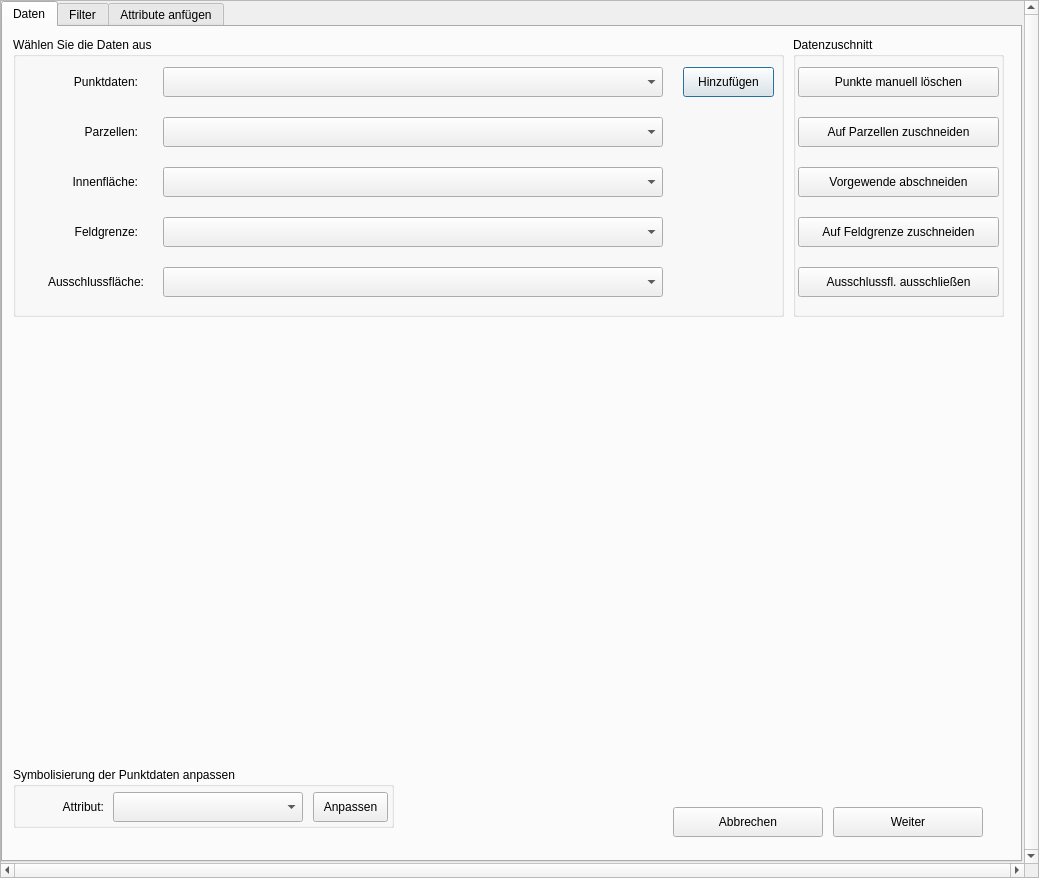
Above: ofr_filter_dialog_base.ui from FARMWISSEN/OFE-Filter before the change. Below: the same form after it.
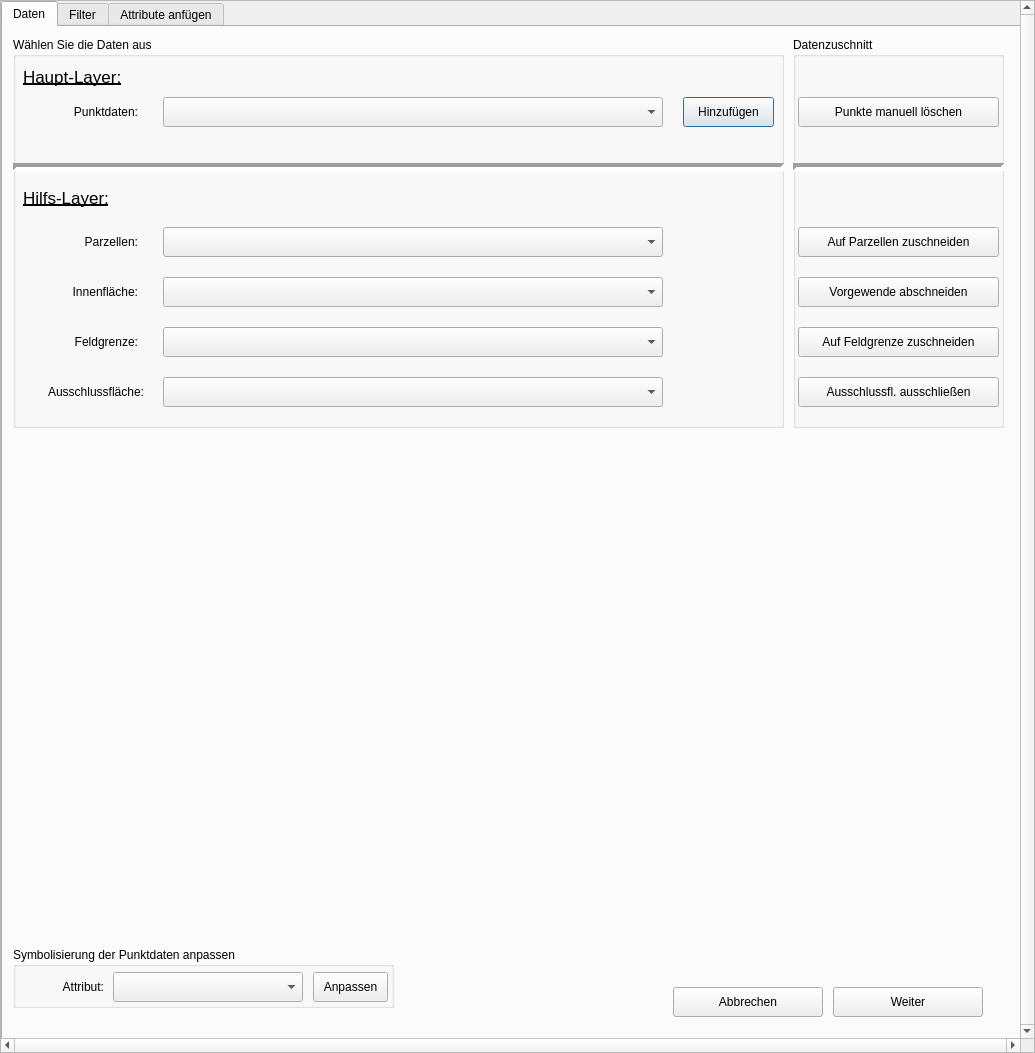
That is the form after the change. The open tabs and pages were chosen to show the change. Custom widgets are drawn as their Qt base class.

Commit message: issue #1 erledigt

```diff
--- a/ofr_filter_dialog_base.ui
+++ b/ofr_filter_dialog_base.ui
@@ -6,8 +6,8 @@
    <rect>
     <x>0</x>
     <y>0</y>
-    <width>1039</width>
-    <height>878</height>
+    <width>1035</width>
+    <height>1053</height>
    </rect>
   </property>
   <property name="windowTitle">
@@ -45,8 +45,8 @@
        <rect>
         <x>0</x>
         <y>0</y>
-        <width>1023</width>
-        <height>862</height>
+        <width>1019</width>
+        <height>1037</height>
        </rect>
       </property>
       <widget class="QTabWidget" name="tabWidget">
@@ -55,7 +55,7 @@
          <x>0</x>
          <y>0</y>
          <width>1021</width>
-         <height>861</height>
+         <height>1041</height>
         </rect>
        </property>
        <property name="currentIndex">
@@ -71,7 +71,7 @@
            <x>10</x>
            <y>10</y>
            <width>771</width>
-           <height>280</height>
+           <height>391</height>
           </rect>
          </property>
          <property name="title">
@@ -81,7 +81,7 @@
           <property name="geometry">
            <rect>
             <x>150</x>
-            <y>30</y>
+            <y>60</y>
             <width>500</width>
             <height>30</height>
            </rect>
@@ -97,7 +97,7 @@
           <property name="geometry">
            <rect>
             <x>150</x>
-            <y>80</y>
+            <y>190</y>
             <width>500</width>
             <height>30</height>
            </rect>
@@ -113,7 +113,7 @@
           <property name="geometry">
            <rect>
             <x>150</x>
-            <y>130</y>
+            <y>240</y>
             <width>500</width>
             <height>30</height>
            </rect>
@@ -129,7 +129,7 @@
           <property name="geometry">
            <rect>
             <x>34</x>
-            <y>30</y>
+            <y>60</y>
             <width>91</width>
             <height>30</height>
            </rect>
@@ -145,7 +145,7 @@
           <property name="geometry">
            <rect>
             <x>24</x>
-            <y>80</y>
+            <y>190</y>
             <width>101</width>
             <height>30</height>
            </rect>
@@ -161,7 +161,7 @@
           <property name="geometry">
            <rect>
             <x>24</x>
-            <y>130</y>
+            <y>240</y>
             <width>101</width>
             <height>30</height>
            </rect>
@@ -177,7 +177,7 @@
           <property name="geometry">
            <rect>
             <x>670</x>
-            <y>30</y>
+            <y>60</y>
             <width>91</width>
             <height>30</height>
            </rect>
@@ -190,7 +190,7 @@
           <property name="geometry">
            <rect>
             <x>150</x>
-            <y>180</y>
+            <y>290</y>
             <width>500</width>
             <height>30</height>
            </rect>
@@ -206,7 +206,7 @@
           <property name="geometry">
            <rect>
             <x>24</x>
-            <y>180</y>
+            <y>290</y>
             <width>101</width>
             <height>30</height>
            </rect>
@@ -222,7 +222,7 @@
           <property name="geometry">
            <rect>
             <x>150</x>
-            <y>230</y>
+            <y>340</y>
             <width>500</width>
             <height>30</height>
            </rect>
@@ -238,7 +238,7 @@
           <property name="geometry">
            <rect>
             <x>0</x>
-            <y>230</y>
+            <y>340</y>
             <width>131</width>
             <height>30</height>
            </rect>
@@ -250,6 +250,70 @@
            <set>Qt::AlignRight|Qt::AlignTrailing|Qt::AlignVCenter</set>
           </property>
          </widget>
+         <widget class="Line" name="line">
+          <property name="geometry">
+           <rect>
+            <x>0</x>
+            <y>120</y>
+            <width>771</width>
+            <height>20</height>
+           </rect>
+          </property>
+          <property name="frameShadow">
+           <enum>QFrame::Sunken</enum>
+          </property>
+          <property name="lineWidth">
+           <number>4</number>
+          </property>
+          <property name="midLineWidth">
+           <number>0</number>
+          </property>
+          <property name="orientation">
+           <enum>Qt::Horizontal</enum>
+          </property>
+         </widget>
+         <widget class="QLabel" name="label_hLayer">
+          <property name="geometry">
+           <rect>
+            <x>10</x>
+            <y>140</y>
+            <width>131</width>
+            <height>41</height>
+           </rect>
+          </property>
+          <property name="font">
+           <font>
+            <pointsize>13</pointsize>
+            <weight>50</weight>
+            <bold>false</bold>
+            <underline>true</underline>
+           </font>
+          </property>
+          <property name="text">
+           <string>Hilfs-Layer:</string>
+          </property>
+         </widget>
+         <widget class="QLabel" name="label_hLayer_2">
+          <property name="geometry">
+           <rect>
+            <x>10</x>
+            <y>30</y>
+            <width>111</width>
+            <height>19</height>
+           </rect>
+          </property>
+          <property name="font">
+           <font>
+            <pointsize>13</pointsize>
+            <weight>50</weight>
+            <bold>false</bold>
+            <underline>true</underline>
+           </font>
+          </property>
+          <property name="text">
+           <string>Haupt-Layer:</string>
+          </property>
+         </widget>
         </widget>
         <widget class="QGroupBox" name="groupBox_Zuschnitt">
          <property name="geometry">
@@ -257,7 +321,7 @@
            <x>790</x>
            <y>10</y>
            <width>211</width>
-           <height>280</height>
+           <height>391</height>
           </rect>
          </property>
          <property name="title">
@@ -267,7 +331,7 @@
           <property name="geometry">
            <rect>
             <x>5</x>
-            <y>130</y>
+            <y>240</y>
             <width>201</width>
             <height>30</height>
            </rect>
@@ -280,7 +344,7 @@
           <property name="geometry">
            <rect>
             <x>5</x>
-            <y>80</y>
+            <y>190</y>
             <width>201</width>
             <height>30</height>
            </rect>
@@ -293,7 +357,7 @@
           <property name="geometry">
            <rect>
             <x>5</x>
-            <y>30</y>
+            <y>60</y>
             <width>201</width>
             <height>30</height>
            </rect>
@@ -306,7 +370,7 @@
           <property name="geometry">
            <rect>
             <x>5</x>
-            <y>180</y>
+            <y>290</y>
             <width>201</width>
             <height>30</height>
            </rect>
@@ -319,7 +383,7 @@
           <property name="geometry">
            <rect>
             <x>5</x>
-            <y>230</y>
+            <y>340</y>
             <width>201</width>
             <height>30</height>
            </rect>
@@ -328,12 +392,31 @@
            <string>Ausschlussfl. ausschließen</string>
           </property>
          </widget>
+         <widget class="Line" name="line_2">
+          <property name="geometry">
+           <rect>
+            <x>0</x>
+            <y>120</y>
+            <width>211</width>
+            <height>20</height>
+           </rect>
+          </property>
+          <property name="frameShadow">
+           <enum>QFrame::Sunken</enum>
+          </property>
+          <property name="lineWidth">
+           <number>4</number>
+          </property>
+          <property name="orientation">
+           <enum>Qt::Horizontal</enum>
+          </property>
+         </widget>
         </widget>
         <widget class="QPushButton" name="exitButton">
          <property name="geometry">
           <rect>
            <x>670</x>
-           <y>780</y>
+           <y>960</y>
            <width>150</width>
            <height>30</height>
           </rect>
@@ -346,7 +429,7 @@
          <property name="geometry">
           <rect>
            <x>10</x>
-           <y>740</y>
+           <y>920</y>
            <width>381</width>
            <height>61</height>
           </rect>
@@ -398,7 +481,7 @@
          <property name="geometry">
           <rect>
            <x>830</x>
-           <y>780</y>
+           <y>960</y>
            <width>150</width>
            <height>30</height>
           </rect>
@@ -411,9 +494,9 @@
          <property name="geometry">
           <rect>
            <x>0</x>
-           <y>290</y>
+           <y>410</y>
            <width>1001</width>
-           <height>441</height>
+           <height>501</height>
           </rect>
          </property>
         </widget>
```
Left out of the diff: 70 changed lines with no effect on the pictures. The commit also changes 2 other files.
